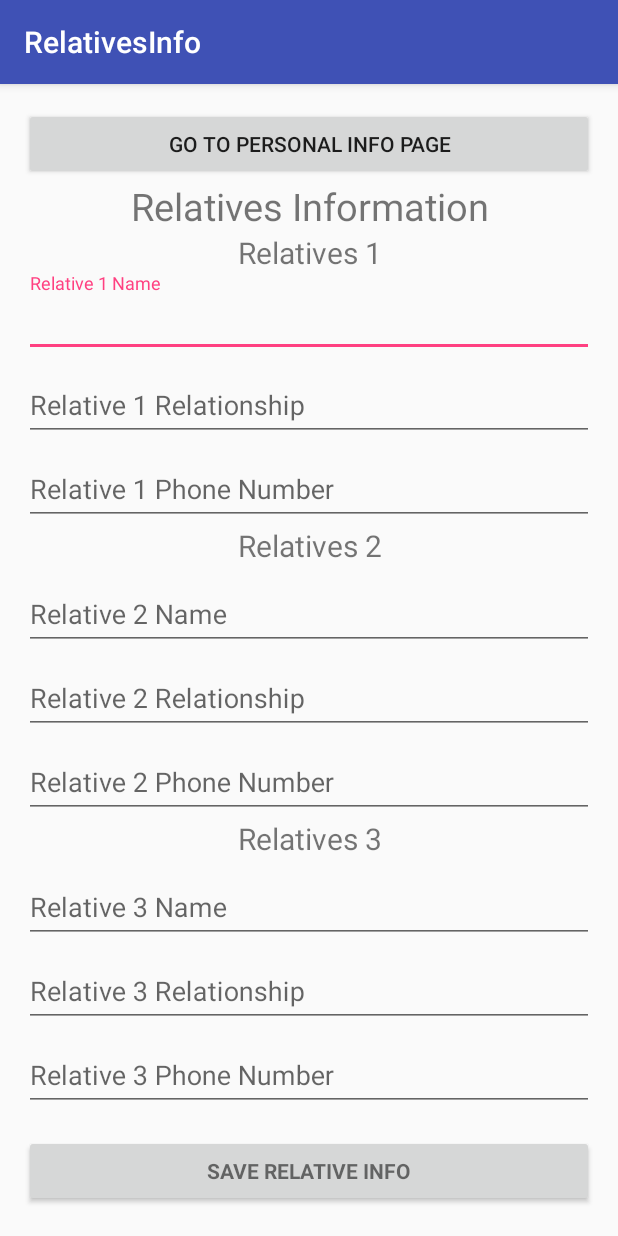
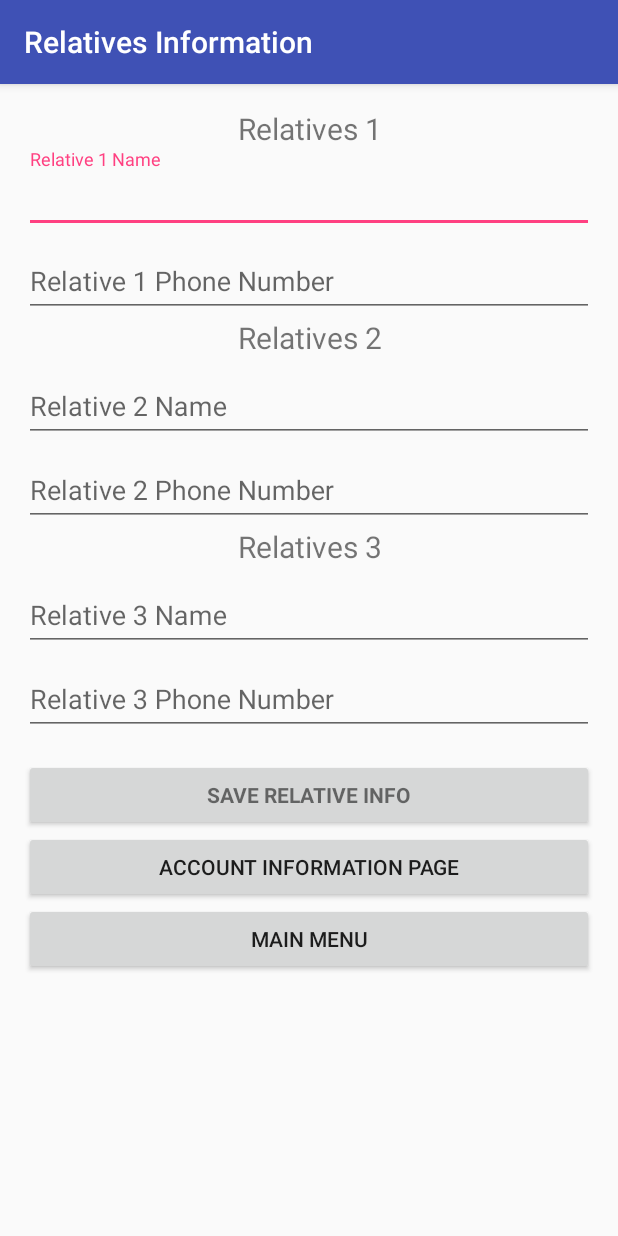
Before and after one commit to nisch100/CallABus, an Android app: the RelativesInfo screen opened directly, with no data from a screen before it, after a tap on "SAVE RELATIVE INFO", on a phone screen of 412 x 824 dp. Run offline under Robolectric (Android 15) with nearby library versions, the phone set to English and light mode, and no system bars; our stand-ins replace Firebase (no records; nobody signed in at launch, a user with empty details on screens opened directly); 6 statements that could not run were skipped.

Commit message:
Merge branch 'master' of https://github.com/nisch100/CallABus into ran5
# Conflicts:
#	app/src/main/AndroidManifest.xml

```diff
--- a/app/src/main/java/com/example/nisch100/call_a_bus/RelativesInfo.java
+++ b/app/src/main/java/com/example/nisch100/call_a_bus/RelativesInfo.java
@@ -56,22 +56,20 @@ public class RelativesInfo extends AppCompatActivity implements LoaderCallbacks<
 
     // UI references.
     private AutoCompleteTextView mEmailView;
-    private EditText mPasswordView;
     private EditText mNameView;
-    private TextView mShowNameView;
-    private EditText mRelationshipView;
     private EditText mPhoneView;
-    private TextView mShowPhoneView;
-    private EditText mEmail2View;
-    private EditText mAddressView;
+    private EditText mName2View;
+    private EditText mPhone2View;
+    private EditText mName3View;
+    private EditText mPhone3View;
     private View mProgressView;
     private View mLoginFormView;
-    private EditText mRelView;
     // Database related
     private DatabaseReference databaseReference;
     private FirebaseAuth firebaseAuth;
     private FirebaseUser user;
     private DatabaseReference userReference;
+    private DatabaseReference relativeReference;
 
     @Override
     protected void onCreate(Bundle savedInstanceState) {
@@ -96,14 +94,19 @@ public class RelativesInfo extends AppCompatActivity implements LoaderCallbacks<
         */
 
         mNameView = (EditText) findViewById(R.id.relative_name);
-        mRelationshipView = (EditText) findViewById(R.id.relative_relationship);
         mPhoneView = (EditText) findViewById(R.id.relative_phone);
-        // mEmail2View = (EditText) findViewById(R.id.relative_email);
+
+        mName2View = (EditText) findViewById(R.id.relative2_name);
+        mPhone2View = (EditText) findViewById(R.id.relative2_phone);
+
+        mName3View = (EditText) findViewById(R.id.relative3_name);
+        mPhone3View = (EditText) findViewById(R.id.relative3_phone);
 
         firebaseAuth = FirebaseAuth.getInstance();
         databaseReference = FirebaseDatabase.getInstance().getReference();
         user = firebaseAuth.getCurrentUser();
         userReference = databaseReference.child("users").child(user.getUid());
+        relativeReference = databaseReference.child("relatives").child(user.getUid());
 
         if (user != null) {
             // User is signed in
@@ -125,23 +128,40 @@ public class RelativesInfo extends AppCompatActivity implements LoaderCallbacks<
         mLoginFormView = findViewById(R.id.login_form);
         mProgressView = findViewById(R.id.login_progress);
 
-        userReference.addValueEventListener(new ValueEventListener() {
+        relativeReference.addValueEventListener(new ValueEventListener() {
             @Override
             public void onDataChange(DataSnapshot dataSnapshot) {
-                String currentName = (String) dataSnapshot.child("relName").getValue();
-                String currentPhone = (String) dataSnapshot.child("relNum").getValue();
-                String currentRelationship = (String) dataSnapshot.child("relRel").getValue();
+                String currentName1 = (String) dataSnapshot.child("rel1").child("name").getValue();
+                String currentPhone1 = (String) dataSnapshot.child("rel1").child("phone").getValue();
+                String currentName2 = (String) dataSnapshot.child("rel2").child("name").getValue();
+                String currentPhone2 = (String) dataSnapshot.child("rel2").child("phone").getValue();
+                String currentName3 = (String) dataSnapshot.child("rel3").child("name").getValue();
+                String currentPhone3 = (String) dataSnapshot.child("rel3").child("phone").getValue();
+                // String currentRelationship = (String) dataSnapshot.child("relRel").getValue();
                 // Toast.makeText(getApplicationContext(), "data snapshot get: " + currentName, Toast.LENGTH_SHORT).show();
 
-                if(currentName.length() >= 1) {
-                    mNameView.setText(currentName, TextView.BufferType.EDITABLE);
+                if(currentName1.length() >= 1) {
+                    mNameView.setText(currentName1, TextView.BufferType.EDITABLE);
                 }
-                if (currentPhone.length() >= 1) {
-                    mPhoneView.setText(currentPhone, TextView.BufferType.EDITABLE);
+                if (currentPhone1.length() >= 1) {
+                    mPhoneView.setText(currentPhone1, TextView.BufferType.EDITABLE);
                 }
+                if(currentName2.length() >= 1) {
+                    mName2View.setText(currentName2, TextView.BufferType.EDITABLE);
+                }
+                if (currentPhone2.length() >= 1) {
+                    mPhone2View.setText(currentPhone2, TextView.BufferType.EDITABLE);
+                }
+                if(currentName3.length() >= 1) {
+                    mName3View.setText(currentName3, TextView.BufferType.EDITABLE);
+                }
+                if (currentPhone3.length() >= 1) {
+                    mPhone3View.setText(currentPhone3, TextView.BufferType.EDITABLE);
+                }
+                /*
                 if(currentRelationship.length() >= 1){
                     mRelationshipView.setText(currentRelationship, TextView.BufferType.EDITABLE);
-                }
+                }*/
 
             }
             @Override
@@ -154,33 +174,64 @@ public class RelativesInfo extends AppCompatActivity implements LoaderCallbacks<
         // TODO
         String mName = mNameView.getText().toString();
         String mPhone = mPhoneView.getText().toString();
-        String mRelationship = mRelationshipView.getText().toString();
+        String mName2 = mName2View.getText().toString();
+        String mPhone2 = mPhone2View.getText().toString();
+        String mName3 = mName3View.getText().toString();
+        String mPhone3 = mPhone3View.getText().toString();
+        // String mRelationship = mRelationshipView.getText().toString();
 
-        if(mName.length() >= 1) {
-            databaseReference.child("users").child(user.getUid()).child("relName").setValue(mName);
+        // relative 1 update
+        if(mName.length() >= 1 && mPhone.length() >= 1) {
+            relativeReference.child("rel1").child("name").setValue(mName);
+            relativeReference.child("rel1").child("phone").setValue(mPhone);
         }
         else{
-            Toast.makeText(getApplicationContext(), "All info need to be filled. Please don't leave any field empty", Toast.LENGTH_SHORT).show();
+            Toast.makeText(getApplicationContext(), "Info for primary relative need to be filled", Toast.LENGTH_SHORT).show();
         }
-        if(mPhone.length() >= 1) {
-            databaseReference.child("users").child(user.getUid()).child("relNum").setValue(mPhone);
+
+        // relative 2 update
+        if(mName2.length() >= 1 && mPhone2.length() >= 1) {
+            relativeReference.child("rel2").child("name").setValue(mName2);
+            relativeReference.child("rel2").child("phone").setValue(mPhone2);
+        }
+        else if(mName2.length() == 0 && mPhone2.length() == 0){
+
         }
         else{
-            Toast.makeText(getApplicationContext(), "All info need to be filled. Please don't leave any field empty", Toast.LENGTH_SHORT).show();
+            Toast.makeText(getApplicationContext(), "Please fill in complete info for relative 2", Toast.LENGTH_SHORT).show();
         }
+
+        // relative 3 update
+        if(mName3.length() >= 1 && mPhone3.length() >= 1) {
+            relativeReference.child("rel3").child("name").setValue(mName3);
+            relativeReference.child("rel3").child("phone").setValue(mPhone3);
+        }
+        else if(mName3.length() == 0 && mPhone3.length() == 0){
+
+        }
+        else{
+            Toast.makeText(getApplicationContext(), "Please fill in complete info for relative 3", Toast.LENGTH_SHORT).show();
+        }
+
+        /*
         if(mRelationship.length() >= 1) {
             databaseReference.child("users").child(user.getUid()).child("relRel").setValue(mRelationship);
         }
         else{
             Toast.makeText(getApplicationContext(), "All info need to be filled. Please don't leave any field empty", Toast.LENGTH_SHORT).show();
-        }
+        }*/
 
         // toast a message "personal information is updated"
         Toast.makeText(getApplicationContext(), "relative information is updated for: " + mName, Toast.LENGTH_SHORT).show();
     }
 
-    public void switchActivity(View view){
+    public void switchAccountInfo(View view){
         Intent intent = new Intent(getApplicationContext(), AccountInfo.class);
+        startActivity(intent);
+    }
+
+    public void switchMainMenu(View view){
+        Intent intent = new Intent(getApplicationContext(), MainMenu.class);
         startActivity(intent);
     }
 
--- a/app/src/main/res/layout/activity_relatives_info.xml
+++ b/app/src/main/res/layout/activity_relatives_info.xml
@@ -13,14 +13,7 @@
     tools:context=".RelativesInfo">
 
 
-    <Button
-        android:id="@+id/switch_page_button"
-        android:layout_width="match_parent"
-        android:layout_height="wrap_content"
-        android:text="go to personal info page"
-        android:onClick="switchActivity" />
-
-
+    <!--
     <TextView
         android:id="@+id/relatives_information"
         android:layout_width="match_parent"
@@ -28,6 +21,7 @@
         android:textSize="25dp"
         android:gravity="center"
         android:text="Relatives Information" />
+    -->
 
 
     <ProgressBar
@@ -104,6 +98,7 @@
                     android:singleLine="true" />
             </android.support.design.widget.TextInputLayout>
 
+            <!--
             <android.support.design.widget.TextInputLayout
                 android:layout_width="match_parent"
                 android:layout_height="wrap_content">
@@ -116,6 +111,7 @@
                     android:maxLines="1"
                     android:singleLine="true" />
             </android.support.design.widget.TextInputLayout>
+            -->
 
             <android.support.design.widget.TextInputLayout
                 android:layout_width="match_parent"
@@ -156,19 +152,6 @@
                 android:layout_width="match_parent"
                 android:layout_height="wrap_content">
                 <EditText
-                    android:id="@+id/relative2_relationship"
-                    android:layout_width="match_parent"
-                    android:layout_height="wrap_content"
-                    android:hint="Relative 2 Relationship"
-                    android:inputType="text"
-                    android:maxLines="1"
-                    android:singleLine="true" />
-            </android.support.design.widget.TextInputLayout>
-
-            <android.support.design.widget.TextInputLayout
-                android:layout_width="match_parent"
-                android:layout_height="wrap_content">
-                <EditText
                     android:id="@+id/relative2_phone"
                     android:layout_width="match_parent"
                     android:layout_height="wrap_content"
@@ -197,19 +180,6 @@
                     android:layout_height="wrap_content"
                     android:hint="Relative 3 Name"
                     android:inputType="textPersonName"
-                    android:maxLines="1"
-                    android:singleLine="true" />
-            </android.support.design.widget.TextInputLayout>
-
-            <android.support.design.widget.TextInputLayout
-                android:layout_width="match_parent"
-                android:layout_height="wrap_content">
-                <EditText
-                    android:id="@+id/relative3_relationship"
-                    android:layout_width="match_parent"
-                    android:layout_height="wrap_content"
-                    android:hint="Relative 3 Relationship"
-                    android:inputType="text"
                     android:maxLines="1"
                     android:singleLine="true" />
             </android.support.design.widget.TextInputLayout>
@@ -276,6 +246,22 @@
                 android:text="Save Relative Info"
                 android:textStyle="bold" />
 
+
+            <Button
+                android:id="@+id/AccountInfo_button"
+                android:layout_width="match_parent"
+                android:layout_height="wrap_content"
+                android:text="Account Information Page"
+                android:onClick="switchAccountInfo" />
+
+            <Button
+                android:id="@+id/MainMenu_button"
+                android:layout_width="match_parent"
+                android:layout_height="wrap_content"
+                android:text="Main Menu"
+                android:onClick="switchMainMenu" />
+
+
         </LinearLayout>
     </ScrollView>
 </LinearLayout>
--- a/app/src/main/res/values/strings.xml
+++ b/app/src/main/res/values/strings.xml
@@ -10,7 +10,7 @@
 
     <string name="radio_default">Default (10 minutes before arrival and at arrival)</string>
     <string name="radio_custom">Custom</string>
-    <string name="title_activity_account_info">AccountInfo</string>
+    <string name="title_activity_account_info">Account Information</string>
 
     <!-- Strings related to login -->
     <string name="prompt_password">Password (optional)</string>
@@ -30,7 +30,7 @@
     <string name="permission_rationale">"Contacts permissions are needed for providing email
         completions."
     </string>
-    <string name="title_activity_relatives_info">RelativesInfo</string>
+    <string name="title_activity_relatives_info">Relatives Information</string>
     <string name="action_sign_in">Sign in or register</string>
     <string name="title_activity_account">Account</string>
     <string name="action_settings">Settings</string>
```
Also changed, not shown: app/src/main/AndroidManifest.xml (+4 -8 lines), app/src/main/java/com/example/nisch100/call_a_bus/AccountInfo.java (+4 -7 lines), app/src/main/res/layout/activity_account_info.xml (+17 -9 lines).
